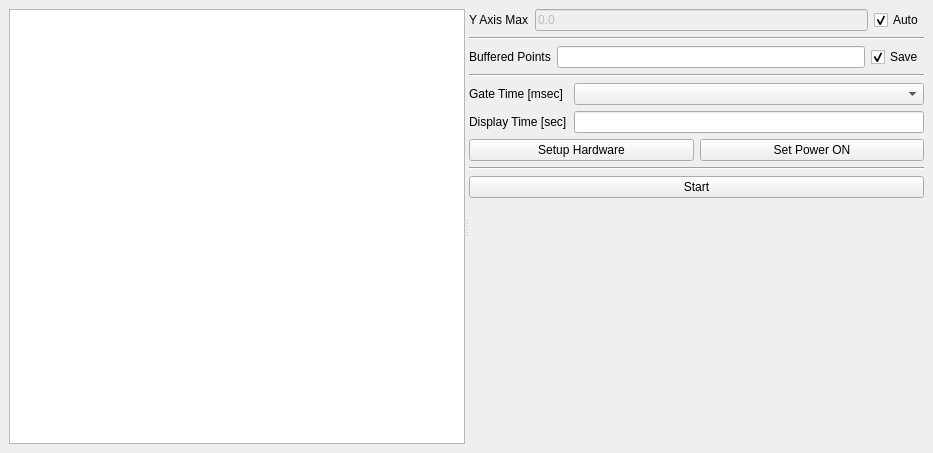
Qt form PhotonCounter/ui/mainwin.ui (Bertick/BaLi4PhotonCounter) before a commit.
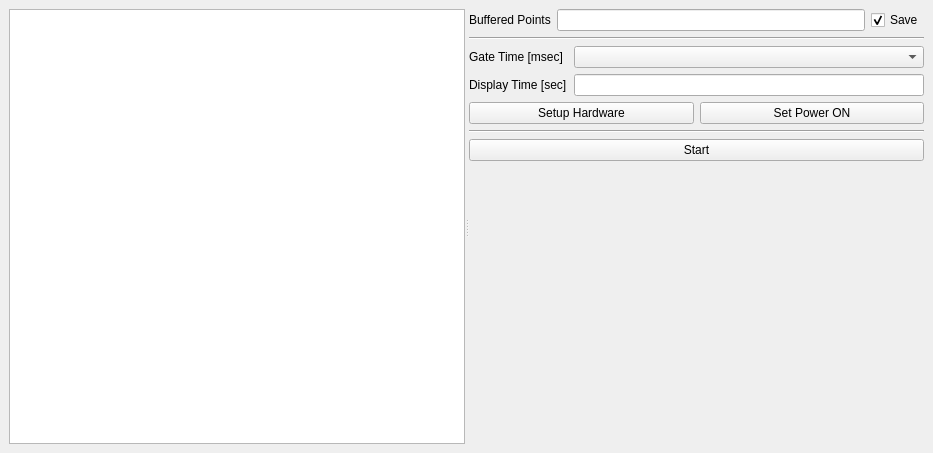
The same form after that commit. Custom widgets are drawn as their Qt base class.

Commit message: Introduced HamaCtrl class. Revised the y autorange

The edit to the form file:
```diff
--- a/PhotonCounter/ui/mainwin.ui
+++ b/PhotonCounter/ui/mainwin.ui
@@ -23,47 +23,6 @@
       <widget class="PlotWidget" name="count_graph"/>
       <widget class="QWidget" name="layoutWidget">
        <layout class="QVBoxLayout" name="verticalLayout">
-        <item>
-         <layout class="QHBoxLayout" name="horizontalLayout">
-          <item>
-           <widget class="QLabel" name="label">
-            <property name="text">
-             <string>Y Axis Max</string>
-            </property>
-           </widget>
-          </item>
-          <item>
-           <widget class="QLineEdit" name="y_range_form">
-            <property name="enabled">
-             <bool>false</bool>
-            </property>
-            <property name="text">
-             <string>0.0</string>
-            </property>
-            <property name="clearButtonEnabled">
-             <bool>false</bool>
-            </property>
-           </widget>
-          </item>
-          <item>
-           <widget class="QCheckBox" name="y_range_auto">
-            <property name="text">
-             <string>Auto</string>
-            </property>
-            <property name="checked">
-             <bool>true</bool>
-            </property>
-           </widget>
-          </item>
-         </layout>
-        </item>
-        <item>
-         <widget class="Line" name="line_3">
-          <property name="orientation">
-           <enum>Qt::Horizontal</enum>
-          </property>
-         </widget>
-        </item>
         <item>
          <layout class="QHBoxLayout" name="horizontalLayout_2">
           <item>
```
The commit also changes 7 other files.
